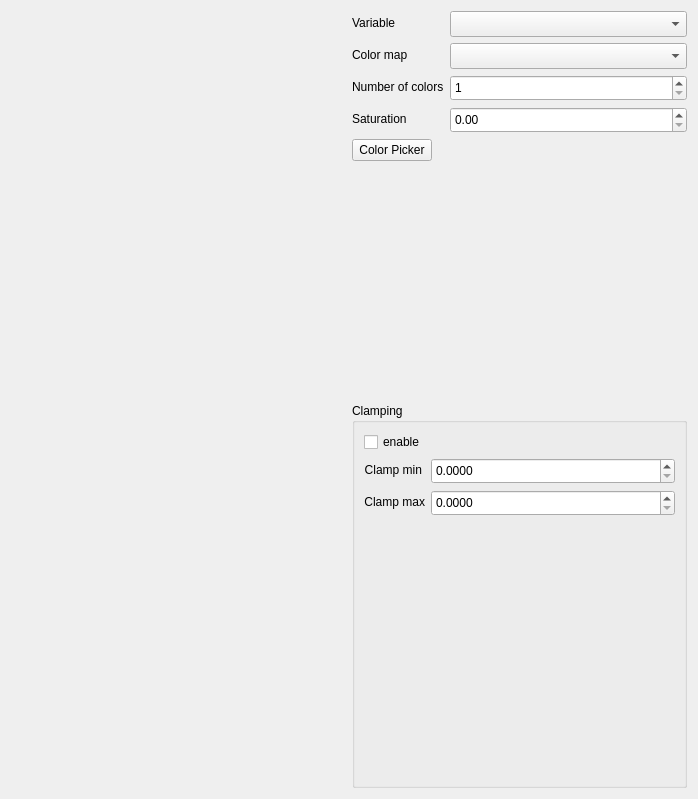
Old version of the form smoke/view/colormaptab.ui in the repository bvanloon/Scientific-Visualization.
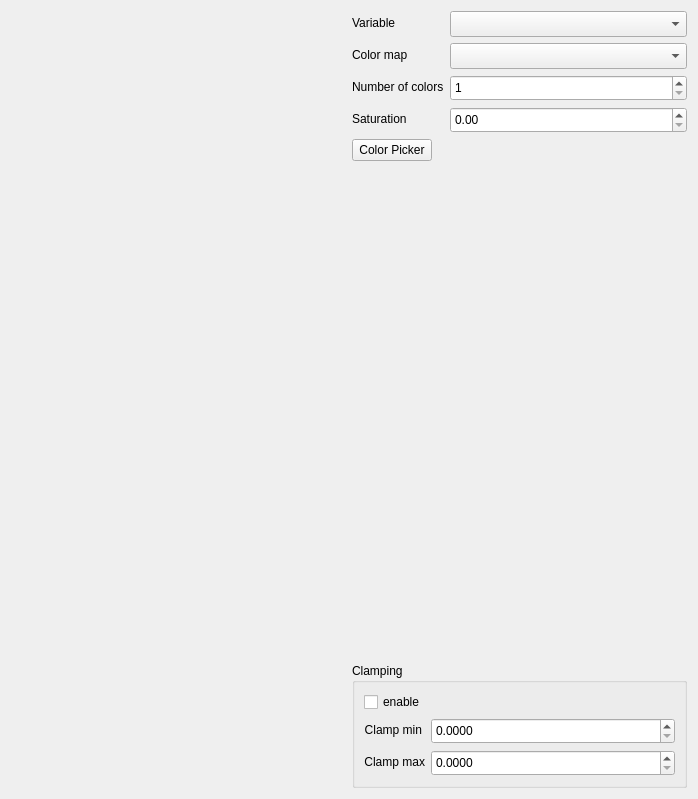
New version of the form. Custom widgets are drawn as their Qt base class.

Commit message: Don't enlarge the clamping groupbox.

Patch:
```diff
--- a/smoke/view/colormaptab.ui
+++ b/smoke/view/colormaptab.ui
@@ -127,6 +127,12 @@
      </item>
      <item>
       <widget class="QGroupBox" name="clampingGroupBox">
+       <property name="sizePolicy">
+        <sizepolicy hsizetype="Preferred" vsizetype="Fixed">
+         <horstretch>0</horstretch>
+         <verstretch>0</verstretch>
+        </sizepolicy>
+       </property>
        <property name="title">
         <string>Clamping</string>
        </property>
```
